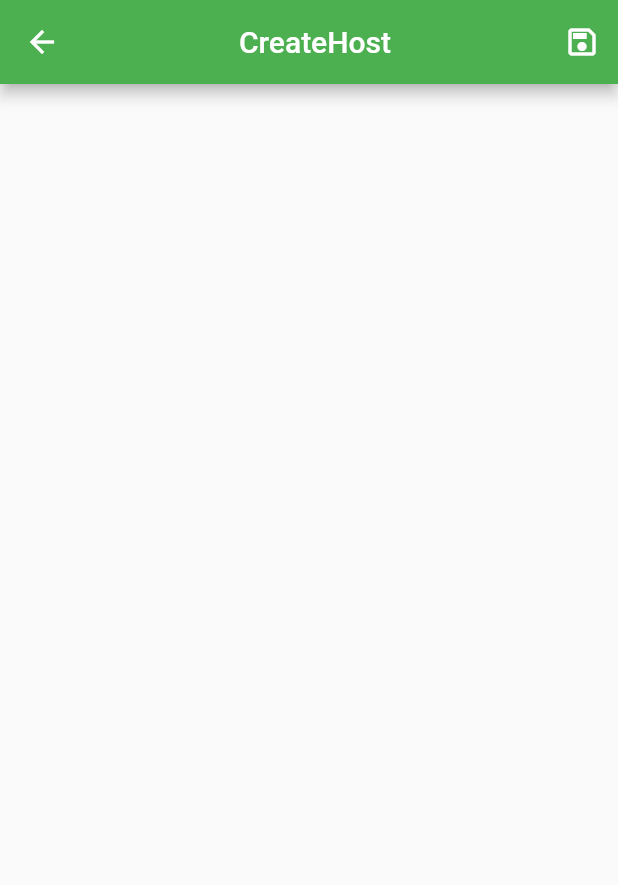
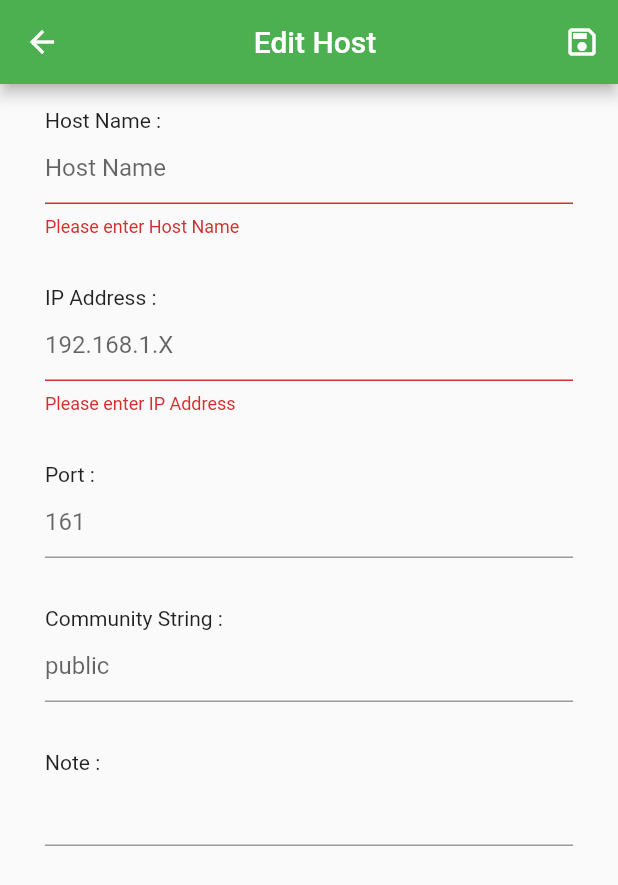
Before and after one commit to MakotoAtsu/SNMP_Browser, a Flutter app: the CreateAndEditHostPage screen opened by its route, after a tap on the "save" icon, on a phone screen of 412 x 824 dp. Shown: the top 885 px of the screen. Run offline on Flutter 3.47's test engine with Material 2 defaults, Android fonts, the phone set to English and light mode, and no system bars; our stand-ins replace drift, flutter_redux, redux; missing offline and left inert: dart_snmp; accounts and stored records are empty; generated files the repository leaves out were written again.

Commit message:
Finish create and edit host feature

```diff
--- a/lib/database/AppDB.dart
+++ b/lib/database/AppDB.dart
@@ -18,7 +18,7 @@ class AppDB extends _$AppDB {
   Future<Host?> getHostById(int id) =>
       (select(hosts)..where((x) => x.id.equals(id))).getSingleOrNull();
   Future<int> createHost(HostsCompanion entity) => into(hosts).insert(entity);
-  Future updateHost(Host entity) => update(hosts).replace(entity);
+  Future<bool> updateHost(Host entity) => update(hosts).replace(entity);
   // Future deleteHost(Host entity) => delete(hosts).delete(entity);
   Future deleteHostById(int id) =>
       (delete(hosts)..where((h) => h.id.equals(id))).go();
--- a/lib/service/HostService.dart
+++ b/lib/service/HostService.dart
@@ -27,7 +27,7 @@ class HostService {
 
   static Future<Host?> getHostFromDB(int id) => AppDB().getHostById(id);
 
-  static Future updateHost(HostModel hostModel) async {
+  static Future<bool> updateHost(HostModel hostModel) async {
     var host = Host(
         id: hostModel.id!,
         hostName: hostModel.name!,
@@ -38,7 +38,7 @@ class HostService {
         writeCommunityString: hostModel.writeCommunityString,
         note: hostModel.note);
 
-    await AppDB().updateHost(host);
+    return await AppDB().updateHost(host);
   }
 
   static Future deleteHostById(int hostId) => AppDB().deleteHostById(hostId);
--- /dev/null
+++ b/lib/widget/Compoments/InputField.dart
@@ -0,0 +1,61 @@
+import 'package:flutter/material.dart';
+import 'package:flutter/services.dart';
+
+class InputField extends StatelessWidget {
+  final TextEditingController controller;
+  final String title;
+  final bool isRequired;
+  final String? hintText;
+  final FormFieldValidator<String>? validator;
+  final List<TextInputFormatter>? formatter;
+
+  InputField(this.controller, this.title, this.isRequired,
+      {this.hintText, this.formatter, this.validator});
+
+  Widget _createPadding(List<Widget> children) => Padding(
+      padding: const EdgeInsets.symmetric(vertical: 16, horizontal: 30),
+      child: Column(
+        crossAxisAlignment: CrossAxisAlignment.start,
+        mainAxisSize: MainAxisSize.min,
+        children: children,
+      ));
+
+  @override
+  Widget build(BuildContext context) {
+    // var _validator = validator ??
+    //     (isRequired
+    //         ? (String? value) {
+    //             if (value == null || value.isEmpty) {
+    //               return 'Please enter $title';
+    //             }
+    //             return null;
+    //           }
+    //         : null);
+
+    var _validator = isRequired
+        ? (String? value) {
+            if (value == null || value.isEmpty) {
+              return 'Please enter $title';
+            }
+            return validator?.call(value);
+          }
+        : validator;
+
+    var textField = TextFormField(
+      keyboardType:
+          (formatter?.contains(FilteringTextInputFormatter.digitsOnly) == true)
+              ? TextInputType.number
+              : null,
+      inputFormatters: formatter,
+      controller: controller,
+      decoration: InputDecoration(
+        hintText: hintText,
+      ),
+      validator: _validator,
+    );
+
+    var titleWidget = Text(title + ' :');
+
+    return _createPadding([titleWidget, textField]);
+  }
+}
--- a/lib/widget/Pages/CreateAndEditHostPage.dart
+++ b/lib/widget/Pages/CreateAndEditHostPage.dart
@@ -1,29 +1,133 @@
+import 'dart:io';
 import 'package:flutter/material.dart';
+import 'package:flutter/services.dart';
+import 'package:flutter_redux/flutter_redux.dart';
+import 'package:snmp_browser/model/HostModel.dart';
+import 'package:snmp_browser/store/AppState.dart';
+import 'package:snmp_browser/store/reducer/HostsReducer.dart';
+import 'package:snmp_browser/widget/Compoments/InputField.dart';
 
-class CreateAndEditHostPage extends StatelessWidget {
+class CreateAndEditHostPage extends StatefulWidget {
   static const String pageName = 'Create And Edit';
   static const String pageRoute = '/CreateAndEditHost';
+
+  @override
+  State<StatefulWidget> createState() => _CreateAndEditHostPage();
+}
+
+class _CreateAndEditHostPage extends State<CreateAndEditHostPage> {
+  final GlobalKey<FormState> _formKey = GlobalKey<FormState>();
+
+  final TextEditingController _hostNameController = TextEditingController();
+  final TextEditingController _ipController = TextEditingController();
+  final TextEditingController _portController = TextEditingController();
+  final TextEditingController _versionController = TextEditingController();
+  final TextEditingController _communityStringController =
+      TextEditingController();
+  final TextEditingController _noteController = TextEditingController();
+
+  Widget _getInputForm() {
+    var hostNameField = InputField(
+      _hostNameController,
+      'Host Name',
+      true,
+      hintText: 'Host Name',
+    );
+
+    var ipField = InputField(_ipController, 'IP Address', true,
+        hintText: '192.168.1.X', validator: (String? value) {
+      if (InternetAddress.tryParse(value!) == null) {
+        return 'IP Address format error';
+      } else {
+        return null;
+      }
+    });
+
+    var portField = InputField(_portController, 'Port', false,
+        hintText: '161', formatter: [FilteringTextInputFormatter.digitsOnly]);
+
+    var communityStringField = InputField(
+      _communityStringController,
+      'Community String',
+      false,
+      hintText: 'public',
+    );
+
+    var noteField = InputField(_noteController, 'Note', false);
+
+    return Form(
+      key: _formKey,
+      child: ListView(
+        children: <Widget>[
+          hostNameField,
+          ipField,
+          portField,
+          communityStringField,
+          noteField,
+        ],
+      ),
+    );
+  }
 
   @override
   Widget build(BuildContext context) {
     dynamic params = ModalRoute.of(context)!.settings.arguments;
 
-    bool isEditor = false;
-    if (params != null && params['HostId'] != null) {
-      isEditor = true;
+    int editIndex = 0;
+    if (params != null && params['hostId'] != null) {
+      var hosts = StoreProvider.of<AppState>(context).state.hosts;
+
+      var listIdx = hosts.indexWhere((x) => x.id == params['hostId']);
+
+      var editorHost = hosts[listIdx];
+      editIndex = editorHost.id!;
+
+      _hostNameController.text = editorHost.name!;
+      _ipController.text = editorHost.ip!.address;
+      _portController.text = editorHost.port.toString();
+      _versionController.text = '2';
+      _communityStringController.text = editorHost.readCommunityString;
+      _noteController.text = editorHost.note;
     }
 
     return Scaffold(
       appBar: AppBar(
         title: Center(
-          child: Text((isEditor ? 'Edit' : 'Create') + 'Host'),
+          child: Text((editIndex >= 0 ? 'Edit ' : 'Create ') + 'Host'),
         ),
         actions: [
           IconButton(
             icon: const Icon(Icons.save_outlined),
-            onPressed: () {},
+            onPressed: () {
+              if (!_formKey.currentState!.validate()) return;
+
+              var h = HostModel();
+              h.id = editIndex;
+              h.ip = InternetAddress.tryParse(_ipController.text);
+              h.name = _hostNameController.text;
+              h.port = _portController.text.isNotEmpty
+                  ? int.parse(_portController.text)
+                  : 161;
+              h.version = SnmpVersion.v2c;
+              h.readCommunityString = _communityStringController.text.isNotEmpty
+                  ? _communityStringController.text
+                  : 'public';
+
+              h.note = _noteController.text;
+
+              if (editIndex >= 0) {
+                StoreProvider.of<AppState>(context).dispatch(UpdateHostAction(h,
+                    onComplete: () => Navigator.of(context).pop()));
+              } else {
+                StoreProvider.of<AppState>(context).dispatch(CreateHostAction(h,
+                    onComplete: () => Navigator.of(context).pop()));
+              }
+            },
           ),
         ],
+      ),
+      body: Center(
+        child: _getInputForm(),
       ),
     );
   }
--- a/lib/widget/Pages/HostListPage.dart
+++ b/lib/widget/Pages/HostListPage.dart
@@ -2,7 +2,6 @@ import 'package:flutter/material.dart';
 import 'package:flutter_redux/flutter_redux.dart';
 import 'package:redux/redux.dart';
 import 'package:snmp_browser/model/HostModel.dart';
-import 'package:snmp_browser/service/HostService.dart';
 import 'package:snmp_browser/store/AppState.dart';
 import 'package:snmp_browser/store/reducer/HostsReducer.dart';
 import 'package:snmp_browser/store/reducer/TargetReducer.dart';
@@ -49,7 +48,8 @@ class _HostListPage extends State<HostListPage> {
             IconButton(
               icon: const Icon(Icons.edit),
               onPressed: () {
-                _navigator.pushNamed(CreateAndEditHostPage.pageRoute);
+                _navigator.pushNamed(CreateAndEditHostPage.pageRoute,
+                    arguments: {'hostId': model.id});
               },
             ),
             IconButton(
```
